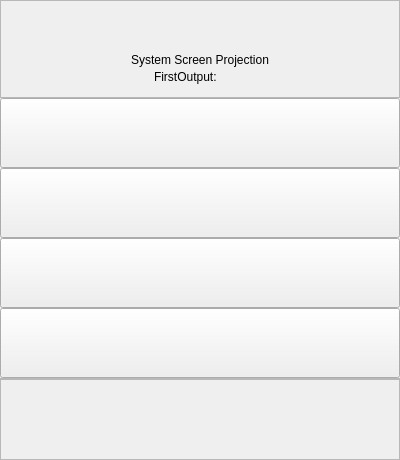
ukui/kylin-display-switch, file kds/widget.ui: the form before one commit.
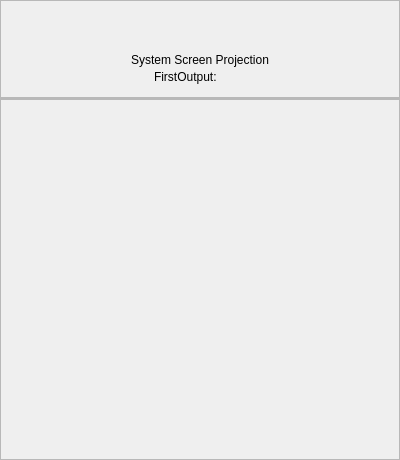
The form after the commit. Custom widgets are drawn as their Qt base class.

Diff of the .ui file:
```diff
--- a/kds/widget.ui
+++ b/kds/widget.ui
@@ -190,104 +190,11 @@
     </widget>
    </item>
    <item>
-    <widget class="ExpendButton" name="mainBtn">
-     <property name="minimumSize">
-      <size>
-       <width>0</width>
-       <height>70</height>
-      </size>
+    <layout class="QVBoxLayout" name="btnsVerLayout">
+     <property name="spacing">
+      <number>0</number>
      </property>
-     <property name="maximumSize">
-      <size>
-       <width>16777215</width>
-       <height>70</height>
-      </size>
-     </property>
-     <property name="text">
-      <string/>
-     </property>
-     <property name="checkable">
-      <bool>true</bool>
-     </property>
-     <property name="pSelected" stdset="0">
-      <bool>false</bool>
-     </property>
-    </widget>
-   </item>
-   <item>
-    <widget class="ExpendButton" name="cloneBtn">
-     <property name="minimumSize">
-      <size>
-       <width>0</width>
-       <height>70</height>
-      </size>
-     </property>
-     <property name="maximumSize">
-      <size>
-       <width>16777215</width>
-       <height>70</height>
-      </size>
-     </property>
-     <property name="text">
-      <string/>
-     </property>
-     <property name="checkable">
-      <bool>true</bool>
-     </property>
-     <property name="pSelected" stdset="0">
-      <bool>false</bool>
-     </property>
-    </widget>
-   </item>
-   <item>
-    <widget class="ExpendButton" name="extendBtn">
-     <property name="minimumSize">
-      <size>
-       <width>0</width>
-       <height>70</height>
-      </size>
-     </property>
-     <property name="maximumSize">
-      <size>
-       <width>16777215</width>
-       <height>70</height>
-      </size>
-     </property>
-     <property name="text">
-      <string/>
-     </property>
-     <property name="checkable">
-      <bool>true</bool>
-     </property>
-     <property name="pSelected" stdset="0">
-      <bool>false</bool>
-     </property>
-    </widget>
-   </item>
-   <item>
-    <widget class="ExpendButton" name="viceBtn">
-     <property name="minimumSize">
-      <size>
-       <width>0</width>
-       <height>70</height>
-      </size>
-     </property>
-     <property name="maximumSize">
-      <size>
-       <width>16777215</width>
-       <height>70</height>
-      </size>
-     </property>
-     <property name="text">
-      <string/>
-     </property>
-     <property name="checkable">
-      <bool>true</bool>
-     </property>
-     <property name="pSelected" stdset="0">
-      <bool>false</bool>
-     </property>
-    </widget>
+    </layout>
    </item>
    <item>
     <widget class="QFrame" name="splitFrame">
@@ -324,13 +231,6 @@
   </layout>
  </widget>
  <layoutdefault spacing="6" margin="11"/>
- <customwidgets>
-  <customwidget>
-   <class>ExpendButton</class>
-   <extends>QPushButton</extends>
-   <header>expendbutton.h</header>
-  </customwidget>
- </customwidgets>
  <resources/>
  <connections/>
 </ui>
```
Left out of the diff: 2 changed lines with no effect on the pictures.
